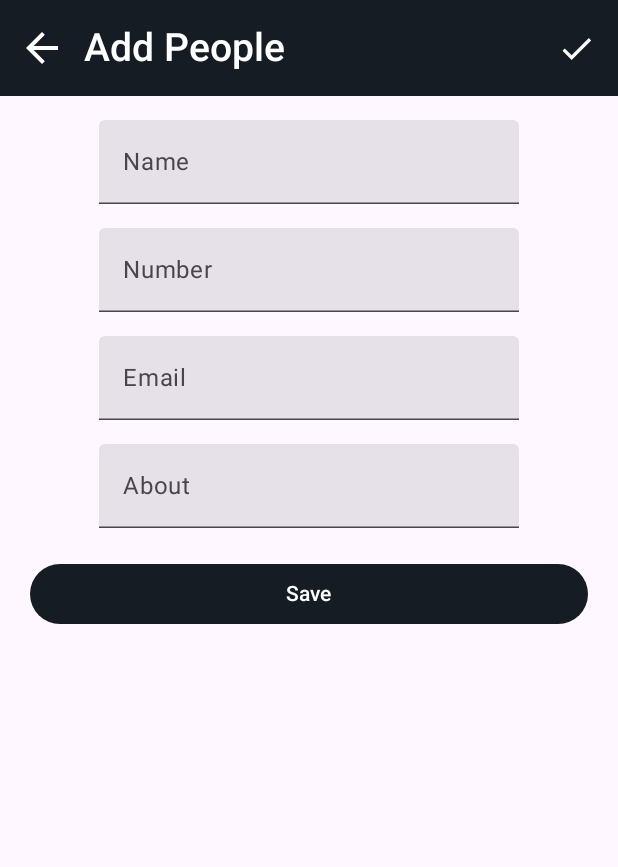
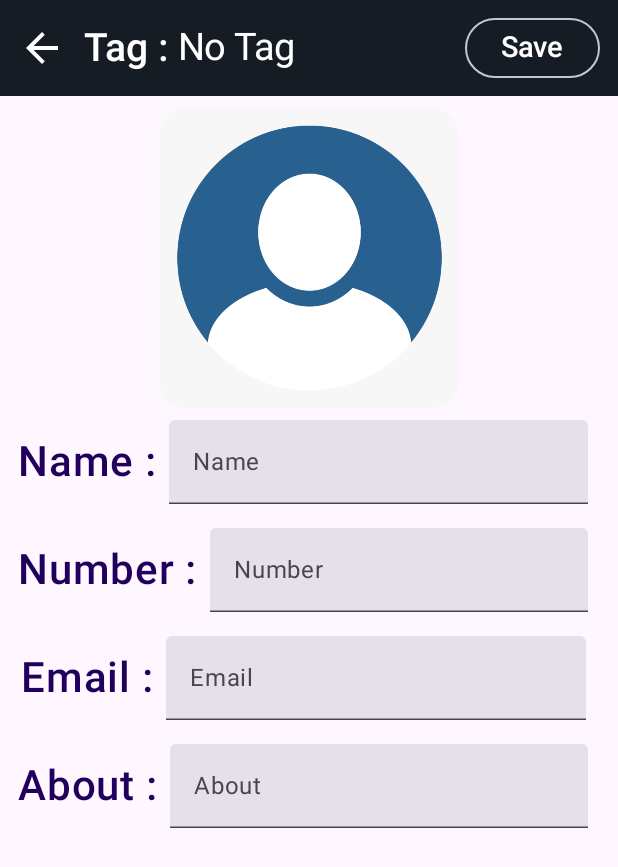
Before and after one commit to kanchasohail/People-Book, an Android app built with Jetpack Compose: the AddPersonScreen screen opened through its navigation route, on a phone screen of 412 x 824 dp. Shown: the top 867 px of the screen. Run offline under Robolectric (Android 15) with nearby library versions, the phone set to English and light mode, and no system bars; our stand-ins replace Firebase (no records; nobody signed in at launch, a user with empty details on screens opened directly).

Commit message:
add person screen redesigned

```diff
--- a/app/src/main/java/com/social/people_book/views/add_person_screen/AddPersonScreen.kt
+++ b/app/src/main/java/com/social/people_book/views/add_person_screen/AddPersonScreen.kt
@@ -1,20 +1,22 @@
 package com.social.people_book.views.add_person_screen
 
+import androidx.compose.foundation.Image
+import androidx.compose.foundation.layout.Arrangement
+import androidx.compose.foundation.layout.Box
 import androidx.compose.foundation.layout.Column
-import androidx.compose.foundation.layout.Spacer
+import androidx.compose.foundation.layout.Row
 import androidx.compose.foundation.layout.fillMaxSize
 import androidx.compose.foundation.layout.fillMaxWidth
-import androidx.compose.foundation.layout.height
 import androidx.compose.foundation.layout.padding
 import androidx.compose.foundation.layout.size
+import androidx.compose.foundation.shape.RoundedCornerShape
 import androidx.compose.material.icons.Icons
 import androidx.compose.material.icons.filled.ArrowBack
-import androidx.compose.material.icons.filled.Done
-import androidx.compose.material3.Button
 import androidx.compose.material3.ExperimentalMaterial3Api
 import androidx.compose.material3.Icon
 import androidx.compose.material3.IconButton
 import androidx.compose.material3.MaterialTheme
+import androidx.compose.material3.OutlinedButton
 import androidx.compose.material3.Scaffold
 import androidx.compose.material3.Text
 import androidx.compose.material3.TextField
@@ -23,26 +25,24 @@ import androidx.compose.material3.TopAppBarDefaults
 import androidx.compose.runtime.Composable
 import androidx.compose.ui.Alignment
 import androidx.compose.ui.Modifier
+import androidx.compose.ui.draw.clip
 import androidx.compose.ui.graphics.Color
+import androidx.compose.ui.layout.ContentScale
 import androidx.compose.ui.platform.LocalContext
+import androidx.compose.ui.res.painterResource
 import androidx.compose.ui.text.font.FontWeight
-import androidx.compose.ui.tooling.preview.Preview
 import androidx.compose.ui.unit.dp
 import androidx.compose.ui.unit.sp
 import androidx.lifecycle.viewmodel.compose.viewModel
 import androidx.navigation.NavController
-import androidx.navigation.compose.rememberNavController
+import com.social.people_book.R
 import com.social.people_book.ui.layout.LoadingIndicator
 import com.social.people_book.ui.layout.MyDivider
+import com.social.people_book.ui.layout.MyText
 
 @OptIn(ExperimentalMaterial3Api::class)
-@Preview(showSystemUi = true)
 @Composable
-//fun AddPersonScreen(navController: NavController, isDarkMode: Boolean) {
-fun AddPersonScreen(
-    navController: NavController = rememberNavController(),
-    isDarkMode: Boolean = true
-) {
+fun AddPersonScreen(navController: NavController, isDarkMode: Boolean) {
     val context = LocalContext.current
 
     val viewModel = viewModel<AddPersonViewModel>()
@@ -60,12 +60,19 @@ fun AddPersonScreen(
                     containerColor = appBarBackGroundColor,
                 ),
                 title = {
+                    Row {
                         Text(
-                        text = "Add People",
+                            text = "Tag : ",
                             color = appBarTextColor,
                             fontSize = 26.sp,
                             fontWeight = FontWeight.SemiBold
                         )
+                        Text(
+                            text = "No Tag",
+                            color = appBarTextColor,
+                            fontSize = 25.sp,
+                        )
+                    }
                 },
                 navigationIcon = {
                     IconButton(onClick = {
@@ -80,15 +87,17 @@ fun AddPersonScreen(
                     }
                 },
                 actions = {
-                    IconButton(onClick = {
+                    if (!viewModel.isLoading) {
+                        OutlinedButton(
+                            onClick = {
                                 viewModel.addPerson(context)
-                    }) {
-                        Icon(
-                            imageVector = Icons.Default.Done,
-                            contentDescription = "Save",
-                            tint = appBarTextColor,
-                            modifier = Modifier.size(26.dp)
-                        )
+                            },
+                            modifier = Modifier.padding(8.dp)
+                        ) {
+                            MyText(text = "Save", textColor = appBarTextColor)
+                        }
+                    } else {
+                        LoadingIndicator()
                     }
                 }
             )
@@ -110,8 +119,23 @@ fun AddPersonScreen(
                 modifier = Modifier
                     .fillMaxSize()
                     .padding(horizontal = 12.dp, vertical = 8.dp),
-                horizontalAlignment = Alignment.CenterHorizontally
             ) {
+                Box(modifier = Modifier.fillMaxWidth(), contentAlignment = Alignment.Center) {
+                    Image(
+                        painter = painterResource(id = R.drawable.ic_blank_profile),
+                        contentDescription = "Profile",
+                        contentScale = ContentScale.Crop,
+                        modifier = Modifier
+                            .clip(RoundedCornerShape(18.dp))
+                            .size(200.dp)
+                    )
+                }
+                Row(
+                    modifier = Modifier.fillMaxWidth(),
+                    horizontalArrangement = Arrangement.Center,
+                    verticalAlignment = Alignment.CenterVertically
+                ) {
+                    MyText(text = "Name :", fontSize = 28.sp)
                     TextField(
                         value = viewModel.name,
                         onValueChange = {
@@ -120,6 +144,14 @@ fun AddPersonScreen(
                         label = { Text(text = "Name") },
                         modifier = Modifier.padding(8.dp)
                     )
+                }
+
+                Row(
+                    modifier = Modifier.fillMaxWidth(),
+                    horizontalArrangement = Arrangement.Center,
+                    verticalAlignment = Alignment.CenterVertically
+                ) {
+                    MyText(text = "Number :", fontSize = 28.sp)
                     TextField(
                         value = viewModel.number,
                         onValueChange = {
@@ -128,6 +160,13 @@ fun AddPersonScreen(
                         label = { Text(text = "Number") },
                         modifier = Modifier.padding(8.dp)
                     )
+                }
+                Row(
+                    modifier = Modifier.fillMaxWidth(),
+                    horizontalArrangement = Arrangement.Center,
+                    verticalAlignment = Alignment.CenterVertically
+                ) {
+                    MyText(text = "Email :", fontSize = 28.sp)
                     TextField(
                         value = viewModel.email,
                         onValueChange = {
@@ -136,6 +175,13 @@ fun AddPersonScreen(
                         label = { Text(text = "Email") },
                         modifier = Modifier.padding(8.dp)
                     )
+                }
+                Row(
+                    modifier = Modifier.fillMaxWidth(),
+                    horizontalArrangement = Arrangement.Center,
+                    verticalAlignment = Alignment.CenterVertically
+                ) {
+                    MyText(text = "About :", fontSize = 28.sp)
                     TextField(
                         value = viewModel.about,
                         onValueChange = {
@@ -144,23 +190,9 @@ fun AddPersonScreen(
                         label = { Text(text = "About") },
                         modifier = Modifier.padding(8.dp)
                     )
-
-                Spacer(modifier = Modifier.height(4.dp))
-                if (!viewModel.isLoading) {
-                    Button(
-                        onClick = {
-                            viewModel.addPerson(context)
-                        }, modifier = Modifier
-                            .fillMaxWidth()
-                            .padding(8.dp)
-                    ) {
-                        Text(text = "Save")
-                    }
-                } else {
-                    LoadingIndicator()
-                }
                 }
 
             }
         }
     }
+}
```
Lines whose indentation alone changed are shown as unchanged.
